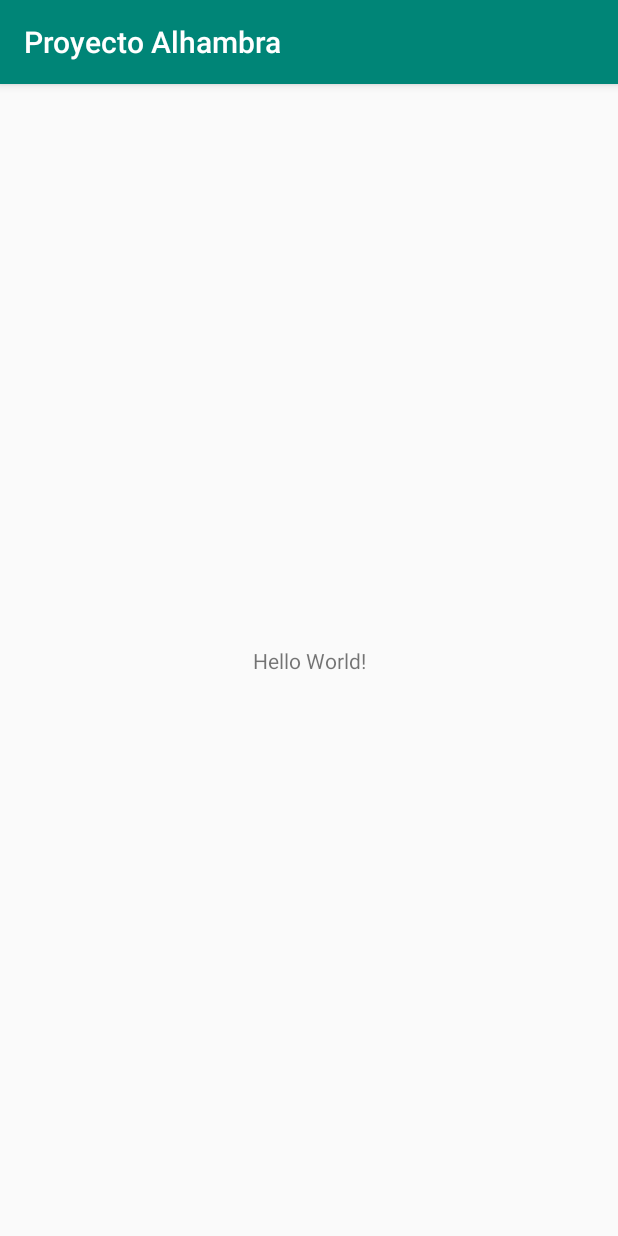
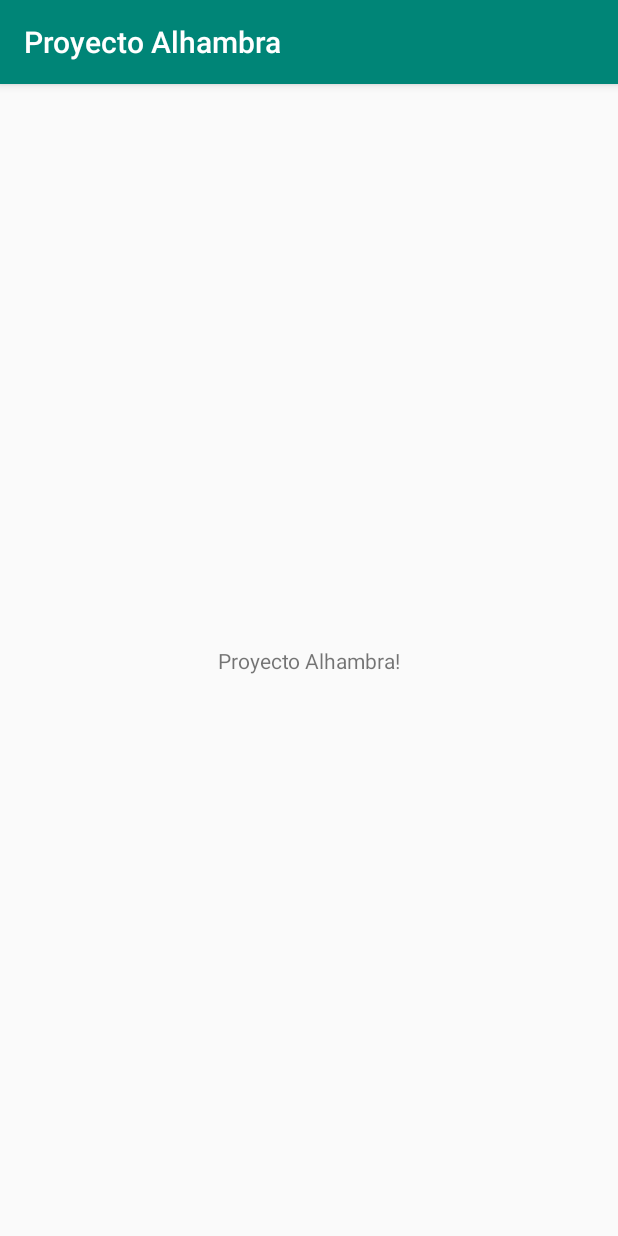
Before and after one commit to Carlossamu7/NPI_UGR, an Android app: the screen it shows after launch (MainActivity), on a phone screen of 412 x 824 dp. Run offline under Robolectric (Android 15) with nearby library versions, the phone set to English and light mode, and no system bars.

Commit message:
Cambiado Hola mundo a Proyecto Alhambra

```diff
--- a/app/src/main/res/layout/activity_main.xml
+++ b/app/src/main/res/layout/activity_main.xml
@@ -9,7 +9,7 @@
     <TextView
         android:layout_width="wrap_content"
         android:layout_height="wrap_content"
-        android:text="Hello World!"
+        android:text="Proyecto Alhambra!"
         app:layout_constraintBottom_toBottomOf="parent"
         app:layout_constraintLeft_toLeftOf="parent"
         app:layout_constraintRight_toRightOf="parent"
```
